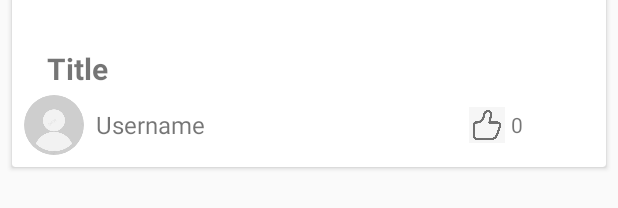
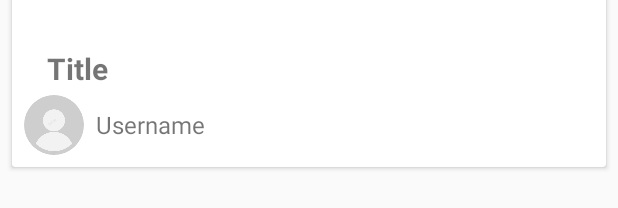
Before and after one commit to 1473203493/PhotoSharing, an Android app: the layout card_item.xml on its own in the app's theme, with its tools: preview values and no code run, on a phone screen of 412 x 824 dp. Shown: the part 288-496 px from the top of the screen. Run offline under Robolectric (Android 15) with nearby library versions, the phone set to English and light mode, and no system bars.

Commit message:
Update card_item.xml
change

```diff
--- a/app/src/main/res/layout/card_item.xml
+++ b/app/src/main/res/layout/card_item.xml
@@ -56,27 +56,8 @@
                 android:textSize="16sp"
                 android:layout_marginRight="16dp" />
 
-            <!-- 喜欢数 -->
-            <LinearLayout
-                android:layout_width="wrap_content"
-                android:layout_height="wrap_content"
-                android:orientation="horizontal"
-                android:gravity="center_vertical">
 
-                <ImageView
-                    android:id="@+id/card_like_icon"
-                    android:layout_width="24dp"
-                    android:layout_height="24dp"
-                    android:layout_marginLeft="160dp"
-                    android:src="@drawable/love" />
 
-                <TextView
-                    android:id="@+id/card_like_count_text_view"
-                    android:layout_width="wrap_content"
-                    android:layout_height="wrap_content"
-                    android:text="0"
-                    android:layout_marginLeft="4dp" />
-            </LinearLayout>
 
         </LinearLayout>
 
```
